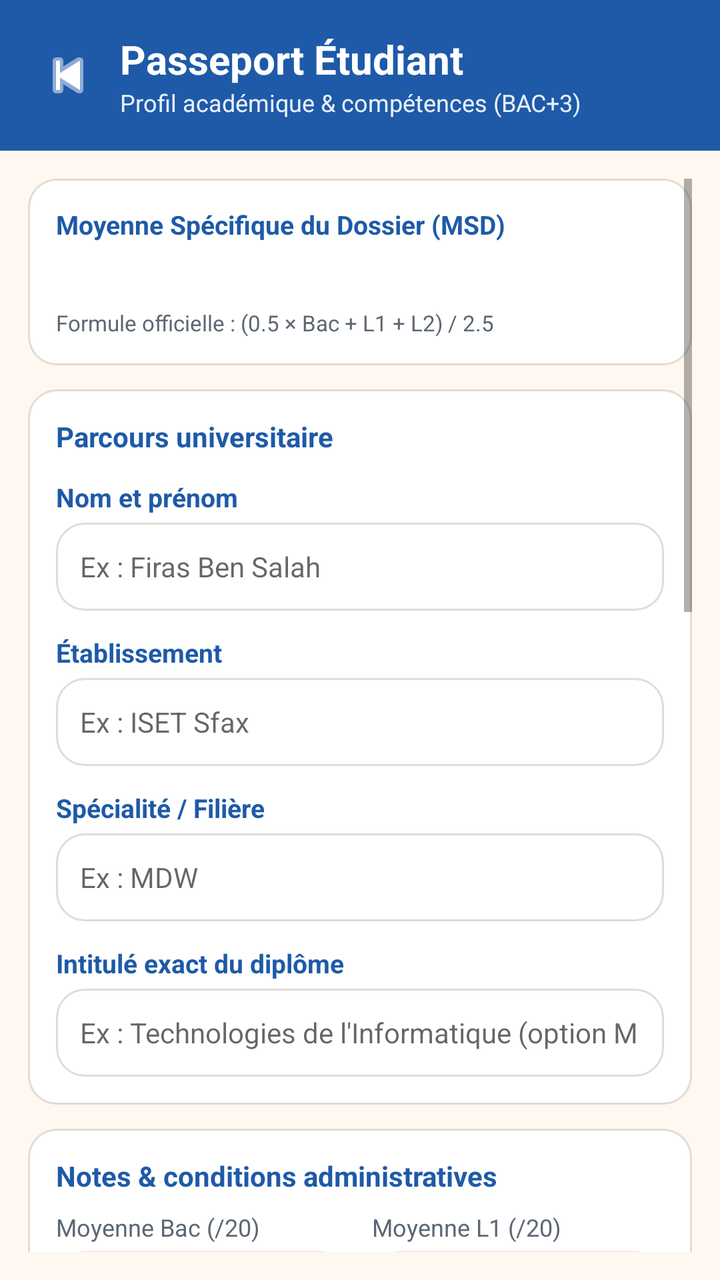
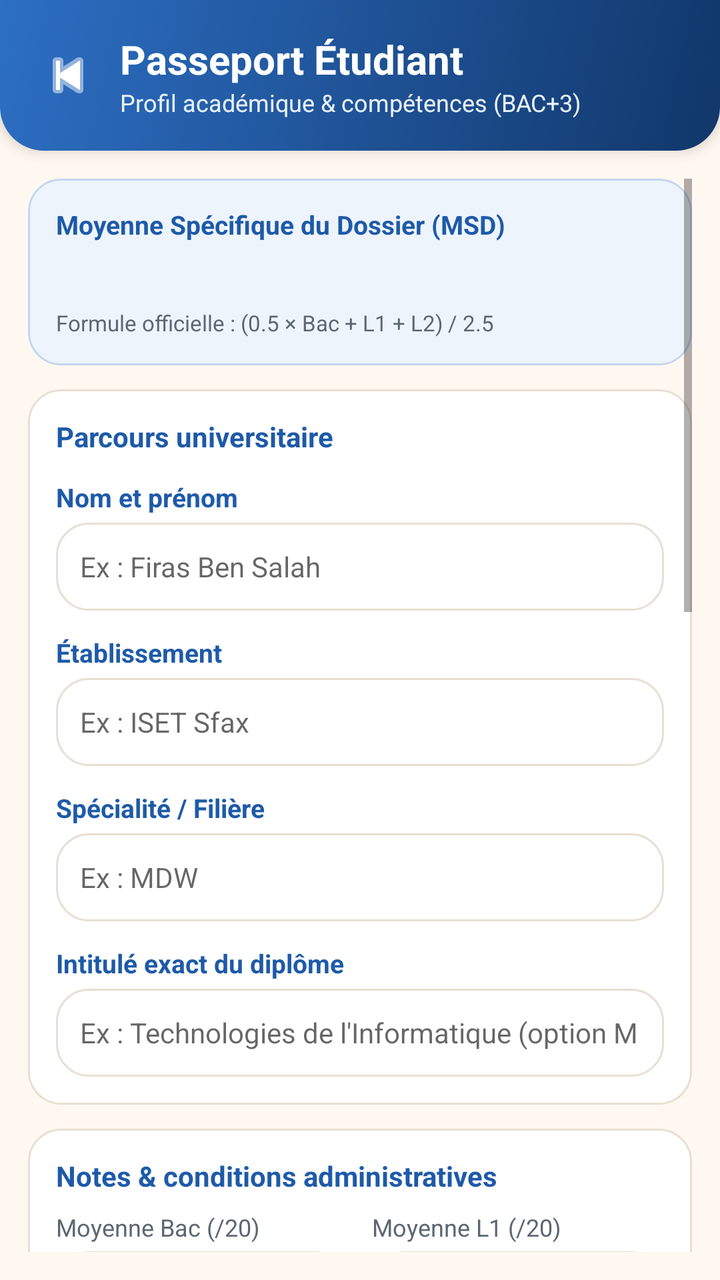

Compare the two renders of this Android layout. The source of the first and the diff that turns it into the second are given below.
<!-- AndroidManifest.xml: application theme Theme.Forsa -->
<!-- res/layout/activity_passport.xml -->
<?xml version="1.0" encoding="utf-8"?>
<LinearLayout xmlns:android="http://schemas.android.com/apk/res/android"
    android:layout_width="match_parent"
    android:layout_height="match_parent"
    android:background="@color/color_background"
    android:orientation="vertical">

    
    <LinearLayout
        android:layout_width="match_parent"
        android:layout_height="wrap_content"
        android:background="@color/color_primary"
        android:gravity="center_vertical"
        android:orientation="horizontal"
        android:padding="16dp">

        <ImageButton
            android:id="@+id/btnBackPassport"
            android:layout_width="36dp"
            android:layout_height="36dp"
            android:background="?attr/selectableItemBackgroundBorderless"
            android:contentDescription="@string/btn_back"
            android:src="@android:drawable/ic_media_previous"
            android:tint="@color/color_white" />

        <LinearLayout
            android:layout_width="0dp"
            android:layout_height="wrap_content"
            android:layout_marginStart="8dp"
            android:layout_weight="1"
            android:orientation="vertical">

            <TextView
                android:layout_width="wrap_content"
                android:layout_height="wrap_content"
                android:text="@string/passport_title"
                android:textColor="@color/color_white"
                android:textSize="20sp"
                android:textStyle="bold" />

            <TextView
                android:layout_width="wrap_content"
                android:layout_height="wrap_content"
                android:text="@string/passport_subtitle"
                android:textColor="@color/color_primary_light"
                android:textSize="12sp" />
        </LinearLayout>
    </LinearLayout>

    <ScrollView
        android:layout_width="match_parent"
        android:layout_height="match_parent"
        android:padding="14dp">

        <LinearLayout
            android:layout_width="match_parent"
            android:layout_height="wrap_content"
            android:orientation="vertical">

            
            <LinearLayout
                android:layout_width="match_parent"
                android:layout_height="wrap_content"
                android:background="@drawable/bg_card_rounded"
                android:orientation="vertical"
                android:padding="14dp">

                <TextView
                    android:layout_width="wrap_content"
                    android:layout_height="wrap_content"
                    android:text="@string/passport_msd_label"
                    android:textColor="@color/color_primary"
                    android:textSize="13sp"
                    android:textStyle="bold" />

                <TextView
                    android:id="@+id/tvPassportMsdPreview"
                    android:layout_width="wrap_content"
                    android:layout_height="wrap_content"
                    android:layout_marginTop="4dp"
                    android:textColor="@color/color_text_primary"
                    android:textSize="20sp"
                    android:textStyle="bold" />

                <TextView
                    android:layout_width="wrap_content"
                    android:layout_height="wrap_content"
                    android:layout_marginTop="2dp"
                    android:text="@string/passport_msd_formula"
                    android:textColor="@color/color_text_secondary"
                    android:textSize="11sp" />
            </LinearLayout>

            
            <LinearLayout
                android:layout_width="match_parent"
                android:layout_height="wrap_content"
                android:layout_marginTop="12dp"
                android:background="@drawable/bg_card_rounded"
                android:orientation="vertical"
                android:padding="14dp">

                <TextView
                    android:layout_width="wrap_content"
                    android:layout_height="wrap_content"
                    android:text="@string/passport_section_identity"
                    android:textColor="@color/color_primary"
                    android:textSize="14sp"
                    android:textStyle="bold" />

                <TextView
                    style="@style/ForsaSectionLabel"
                    android:layout_width="wrap_content"
                    android:layout_height="wrap_content"
                    android:text="@string/passport_label_name" />

                <EditText
                    android:id="@+id/etStudentName"
                    android:layout_width="match_parent"
                    android:layout_height="44dp"
                    android:background="@drawable/bg_card_rounded"
                    android:hint="@string/passport_hint_name"
                    android:inputType="textPersonName"
                    android:paddingStart="12dp"
                    android:paddingEnd="12dp"
                    android:textSize="14sp" />

                <TextView
                    style="@style/ForsaSectionLabel"
                    android:layout_width="wrap_content"
                    android:layout_height="wrap_content"
                    android:text="@string/passport_label_institution" />

                <EditText
                    android:id="@+id/etInstitution"
                    android:layout_width="match_parent"
                    android:layout_height="44dp"
                    android:background="@drawable/bg_card_rounded"
                    android:hint="@string/passport_hint_institution"
                    android:inputType="text"
                    android:paddingStart="12dp"
                    android:paddingEnd="12dp"
                    android:textSize="14sp" />

                <TextView
                    style="@style/ForsaSectionLabel"
                    android:layout_width="wrap_content"
                    android:layout_height="wrap_content"
                    android:text="@string/passport_label_specialization" />

                <EditText
                    android:id="@+id/etSpecialization"
                    android:layout_width="match_parent"
                    android:layout_height="44dp"
                    android:background="@drawable/bg_card_rounded"
                    android:hint="@string/passport_hint_specialization"
                    android:inputType="text"
                    android:paddingStart="12dp"
                    android:paddingEnd="12dp"
                    android:textSize="14sp" />

                <TextView
                    style="@style/ForsaSectionLabel"
                    android:layout_width="wrap_content"
                    android:layout_height="wrap_content"
                    android:text="@string/passport_label_exact_degree" />

                <EditText
                    android:id="@+id/etExactDegree"
                    android:layout_width="match_parent"
                    android:layout_height="44dp"
                    android:background="@drawable/bg_card_rounded"
                    android:hint="@string/passport_hint_exact_degree"
                    android:inputType="text"
                    android:paddingStart="12dp"
                    android:paddingEnd="12dp"
                    android:textSize="14sp" />
            </LinearLayout>

            
            <LinearLayout
                android:layout_width="match_parent"
                android:layout_height="wrap_content"
                android:layout_marginTop="12dp"
                android:background="@drawable/bg_card_rounded"
                android:orientation="vertical"
                android:padding="14dp">

                <TextView
                    android:layout_width="wrap_content"
                    android:layout_height="wrap_content"
                    android:text="@string/passport_section_grades"
                    android:textColor="@color/color_primary"
                    android:textSize="14sp"
                    android:textStyle="bold" />

                <LinearLayout
                    android:layout_width="match_parent"
                    android:layout_height="wrap_content"
                    android:layout_marginTop="8dp"
                    android:orientation="horizontal">

                    <LinearLayout
                        android:layout_width="0dp"
                        android:layout_height="wrap_content"
                        android:layout_marginEnd="6dp"
                        android:layout_weight="1"
                        android:orientation="vertical">

                        <TextView
                            android:layout_width="wrap_content"
                            android:layout_height="wrap_content"
                            android:text="@string/passport_label_bac"
                            android:textColor="@color/color_text_secondary"
                            android:textSize="12sp" />

                        <EditText
                            android:id="@+id/etBacAverage"
                            android:layout_width="match_parent"
                            android:layout_height="44dp"
                            android:layout_marginTop="4dp"
                            android:background="@drawable/bg_card_rounded"
                            android:hint="@string/passport_hint_grade"
                            android:inputType="numberDecimal"
                            android:paddingStart="10dp"
                            android:paddingEnd="10dp"
                            android:textSize="14sp" />
                    </LinearLayout>

                    <LinearLayout
                        android:layout_width="0dp"
                        android:layout_height="wrap_content"
                        android:layout_marginStart="6dp"
                        android:layout_weight="1"
                        android:orientation="vertical">

                        <TextView
                            android:layout_width="wrap_content"
                            android:layout_height="wrap_content"
                            android:text="@string/passport_label_l1"
                            android:textColor="@color/color_text_secondary"
                            android:textSize="12sp" />

                        <EditText
                            android:id="@+id/etL1Average"
                            android:layout_width="match_parent"
                            android:layout_height="44dp"
                            android:layout_marginTop="4dp"
                            android:background="@drawable/bg_card_rounded"
                            android:hint="@string/passport_hint_grade"
                            android:inputType="numberDecimal"
                            android:paddingStart="10dp"
                            android:paddingEnd="10dp"
                            android:textSize="14sp" />
                    </LinearLayout>
                </LinearLayout>

                <LinearLayout
                    android:layout_width="match_parent"
                    android:layout_height="wrap_content"
                    android:layout_marginTop="10dp"
                    android:orientation="horizontal">

                    <LinearLayout
                        android:layout_width="0dp"
                        android:layout_height="wrap_content"
                        android:layout_marginEnd="6dp"
                        android:layout_weight="1"
                        android:orientation="vertical">

                        <TextView
                            android:layout_width="wrap_content"
                            android:layout_height="wrap_content"
                            android:text="@string/passport_label_l2"
                            android:textColor="@color/color_text_secondary"
                            android:textSize="12sp" />

                        <EditText
                            android:id="@+id/etL2Average"
                            android:layout_width="match_parent"
                            android:layout_height="44dp"
                            android:layout_marginTop="4dp"
                            android:background="@drawable/bg_card_rounded"
                            android:hint="@string/passport_hint_grade"
                            android:inputType="numberDecimal"
                            android:paddingStart="10dp"
                            android:paddingEnd="10dp"
                            android:textSize="14sp" />
                    </LinearLayout>

                    <LinearLayout
                        android:layout_width="0dp"
                        android:layout_height="wrap_content"
                        android:layout_marginStart="6dp"
                        android:layout_weight="1"
                        android:orientation="vertical">

                        <TextView
                            android:layout_width="wrap_content"
                            android:layout_height="wrap_content"
                            android:text="@string/passport_label_l3"
                            android:textColor="@color/color_text_secondary"
                            android:textSize="12sp" />

                        <EditText
                            android:id="@+id/etL3Average"
                            android:layout_width="match_parent"
                            android:layout_height="44dp"
                            android:layout_marginTop="4dp"
                            android:background="@drawable/bg_card_rounded"
                            android:hint="@string/passport_hint_grade_opt"
                            android:inputType="numberDecimal"
                            android:paddingStart="10dp"
                            android:paddingEnd="10dp"
                            android:textSize="14sp" />
                    </LinearLayout>
                </LinearLayout>

                <LinearLayout
                    android:layout_width="match_parent"
                    android:layout_height="wrap_content"
                    android:layout_marginTop="10dp"
                    android:orientation="horizontal">

                    <LinearLayout
                        android:layout_width="0dp"
                        android:layout_height="wrap_content"
                        android:layout_marginEnd="6dp"
                        android:layout_weight="1"
                        android:orientation="vertical">

                        <TextView
                            android:layout_width="wrap_content"
                            android:layout_height="wrap_content"
                            android:text="@string/passport_label_age"
                            android:textColor="@color/color_text_secondary"
                            android:textSize="12sp" />

                        <EditText
                            android:id="@+id/etAgeSept2027"
                            android:layout_width="match_parent"
                            android:layout_height="44dp"
                            android:layout_marginTop="4dp"
                            android:background="@drawable/bg_card_rounded"
                            android:hint="@string/passport_hint_age"
                            android:inputType="number"
                            android:paddingStart="10dp"
                            android:paddingEnd="10dp"
                            android:textSize="14sp" />
                    </LinearLayout>

                    <LinearLayout
                        android:layout_width="0dp"
                        android:layout_height="wrap_content"
                        android:layout_marginStart="6dp"
                        android:layout_weight="1"
                        android:orientation="vertical">

                        <TextView
                            android:layout_width="wrap_content"
                            android:layout_height="wrap_content"
                            android:text="@string/passport_label_repeats"
                            android:textColor="@color/color_text_secondary"
                            android:textSize="12sp" />

                        <EditText
                            android:id="@+id/etYearsRepeated"
                            android:layout_width="match_parent"
                            android:layout_height="44dp"
                            android:layout_marginTop="4dp"
                            android:background="@drawable/bg_card_rounded"
                            android:hint="0"
                            android:inputType="number"
                            android:paddingStart="10dp"
                            android:paddingEnd="10dp"
                            android:textSize="14sp" />
                    </LinearLayout>
                </LinearLayout>

                <CheckBox
                    android:id="@+id/cbHadInterruption"
                    android:layout_width="wrap_content"
                    android:layout_height="wrap_content"
                    android:layout_marginTop="8dp"
                    android:text="@string/passport_cb_interruption"
                    android:textColor="@color/color_text_primary"
                    android:textSize="13sp" />
            </LinearLayout>

            
            <LinearLayout
                android:layout_width="match_parent"
                android:layout_height="wrap_content"
                android:layout_marginTop="12dp"
                android:background="@drawable/bg_card_rounded"
                android:orientation="vertical"
                android:padding="14dp">

                <TextView
                    android:layout_width="wrap_content"
                    android:layout_height="wrap_content"
                    android:text="@string/passport_section_skills"
                    android:textColor="@color/color_primary"
                    android:textSize="14sp"
                    android:textStyle="bold" />

                <HorizontalScrollView
                    android:layout_width="match_parent"
                    android:layout_height="wrap_content"
                    android:layout_marginTop="8dp"
                    android:scrollbars="none">

                    <LinearLayout
                        android:id="@+id/llSkillChipsRow1"
                        android:layout_width="wrap_content"
                        android:layout_height="wrap_content"
                        android:orientation="horizontal" />
                </HorizontalScrollView>

                <HorizontalScrollView
                    android:layout_width="match_parent"
                    android:layout_height="wrap_content"
                    android:layout_marginTop="6dp"
                    android:scrollbars="none">

                    <LinearLayout
                        android:id="@+id/llSkillChipsRow2"
                        android:layout_width="wrap_content"
                        android:layout_height="wrap_content"
                        android:orientation="horizontal" />
                </HorizontalScrollView>

                <LinearLayout
                    android:layout_width="match_parent"
                    android:layout_height="wrap_content"
                    android:layout_marginTop="10dp"
                    android:gravity="center_vertical"
                    android:orientation="horizontal">

                    <EditText
                        android:id="@+id/etCustomSkill"
                        android:layout_width="0dp"
                        android:layout_height="42dp"
                        android:layout_marginEnd="8dp"
                        android:layout_weight="1"
                        android:background="@drawable/bg_card_rounded"
                        android:hint="@string/passport_hint_custom_skill"
                        android:inputType="text"
                        android:paddingStart="10dp"
                        android:paddingEnd="10dp"
                        android:textSize="13sp" />

                    <Button
                        android:id="@+id/btnAddCustomSkill"
                        android:layout_width="wrap_content"
                        android:layout_height="42dp"
                        android:backgroundTint="@color/color_primary"
                        android:text="@string/passport_btn_add_skill"
                        android:textColor="@color/color_white"
                        android:textSize="13sp" />
                </LinearLayout>

                <CheckBox
                    android:id="@+id/cbHasDeployedProject"
                    android:layout_width="wrap_content"
                    android:layout_height="wrap_content"
                    android:layout_marginTop="8dp"
                    android:text="@string/passport_cb_deployed_project"
                    android:textColor="@color/color_text_primary"
                    android:textSize="13sp" />

                <CheckBox
                    android:id="@+id/cbHasPfe"
                    android:layout_width="wrap_content"
                    android:layout_height="wrap_content"
                    android:text="@string/passport_cb_pfe"
                    android:textColor="@color/color_text_primary"
                    android:textSize="13sp" />
            </LinearLayout>

            
            <LinearLayout
                android:layout_width="match_parent"
                android:layout_height="wrap_content"
                android:layout_marginTop="12dp"
                android:background="@drawable/bg_card_rounded"
                android:orientation="vertical"
                android:padding="14dp">

                <TextView
                    android:layout_width="wrap_content"
                    android:layout_height="wrap_content"
                    android:text="@string/passport_section_preferences"
                    android:textColor="@color/color_primary"
                    android:textSize="14sp"
                    android:textStyle="bold" />

                <TextView
                    style="@style/ForsaSectionLabel"
                    android:layout_width="wrap_content"
                    android:layout_height="wrap_content"
                    android:text="@string/passport_label_destination" />

                <Spinner
                    android:id="@+id/spDestination"
                    android:layout_width="match_parent"
                    android:layout_height="44dp"
                    android:background="@drawable/bg_card_rounded"
                    android:paddingStart="8dp"
                    android:paddingEnd="8dp" />

                <TextView
                    style="@style/ForsaSectionLabel"
                    android:layout_width="wrap_content"
                    android:layout_height="wrap_content"
                    android:text="@string/passport_label_language" />

                <Spinner
                    android:id="@+id/spStudyLanguage"
                    android:layout_width="match_parent"
                    android:layout_height="44dp"
                    android:background="@drawable/bg_card_rounded"
                    android:paddingStart="8dp"
                    android:paddingEnd="8dp" />

                <CheckBox
                    android:id="@+id/cbNeedsFunding"
                    android:layout_width="wrap_content"
                    android:layout_height="wrap_content"
                    android:layout_marginTop="8dp"
                    android:text="@string/passport_cb_funding"
                    android:textColor="@color/color_text_primary"
                    android:textSize="13sp" />
            </LinearLayout>

            <Button
                android:id="@+id/btnSavePassport"
                android:layout_width="match_parent"
                android:layout_height="50dp"
                android:layout_marginTop="16dp"
                android:layout_marginBottom="20dp"
                android:backgroundTint="@color/color_primary"
                android:text="@string/passport_btn_save"
                android:textColor="@color/color_white"
                android:textSize="15sp"
                android:textStyle="bold" />

        </LinearLayout>
    </ScrollView>

</LinearLayout>
<!-- resources referenced by this layout -->
<resources>
  <color name="color_background">#FFF8F0</color>
  <color name="color_primary">#1E5AA8</color>
  <color name="color_primary_light">#E8F0FA</color>
  <color name="color_text_primary">#1C2430</color>
  <color name="color_text_secondary">#5C6773</color>
  <color name="color_white">#FFFFFF</color>
  <!-- drawable bg_card_rounded (drawable) -->
  <?xml version="1.0" encoding="utf-8"?>
  <shape xmlns:android="http://schemas.android.com/apk/res/android"
      android:shape="rectangle">
      <solid android:color="@color/color_surface" />
      <corners android:radius="14dp" />
      <stroke
          android:width="1dp"
          android:color="@color/color_border" />
  </shape>
  <string name="btn_back">Retour</string>
  <string name="passport_btn_add_skill">+ Ajouter</string>
  <string name="passport_hint_age">Ex : 22</string>
  <string name="passport_hint_grade">Ex : 13.50</string>
  <string name="passport_hint_grade_opt">Optionnel</string>
  <string name="passport_label_age">Âge au 01/09/2027</string>
  <string name="passport_label_bac">Moyenne Bac (/20)</string>
  <string name="passport_label_l1">Moyenne L1 (/20)</string>
  <string name="passport_label_l2">Moyenne L2 (/20)</string>
  <string name="passport_label_name">Nom et prénom</string>
  <string name="passport_title">Passeport Étudiant</string>
  <style name="Theme.Forsa" parent="Theme.MaterialComponents.Light.NoActionBar">
          <item name="colorPrimary">@color/color_primary</item>
          <item name="colorPrimaryVariant">@color/color_primary_dark</item>
          <item name="colorOnPrimary">@color/color_white</item>
          <item name="colorSecondary">@color/color_eligible</item>
          <item name="colorOnSecondary">@color/color_white</item>
          <item name="colorError">@color/color_accent_red</item>
          <item name="android:windowBackground">@color/color_background</item>
          <item name="android:statusBarColor">@color/color_primary_dark</item>
      </style>
  <color name="color_surface">#FFFFFF</color>
  <color name="color_border">#E3DCD2</color>
  <color name="color_primary_dark">#143F78</color>
  <color name="color_eligible">#2E9E6B</color>
  <color name="color_accent_red">#D32F2F</color>
  <!-- unchanged entries left out for length: 25 -->
</resources>

<!-- the commit's change to res/layout/activity_passport.xml (unified diff, before → after) -->
@@ -1,5 +1,6 @@
 <?xml version="1.0" encoding="utf-8"?>
 <LinearLayout xmlns:android="http://schemas.android.com/apk/res/android"
+    xmlns:app="http://schemas.android.com/apk/res-auto"
     android:layout_width="match_parent"
     android:layout_height="match_parent"
     android:background="@color/color_background"
@@ -9,7 +10,8 @@
     <LinearLayout
         android:layout_width="match_parent"
         android:layout_height="wrap_content"
-        android:background="@color/color_primary"
+        android:background="@drawable/bg_header_curved"
+        android:elevation="4dp"
         android:gravity="center_vertical"
         android:orientation="horizontal"
         android:padding="16dp">
@@ -21,7 +23,7 @@
             android:background="?attr/selectableItemBackgroundBorderless"
             android:contentDescription="@string/btn_back"
             android:src="@android:drawable/ic_media_previous"
-            android:tint="@color/color_white" />
+            app:tint="@color/color_white" />
 
         <LinearLayout
             android:layout_width="0dp"
@@ -61,7 +63,7 @@
             <LinearLayout
                 android:layout_width="match_parent"
                 android:layout_height="wrap_content"
-                android:background="@drawable/bg_card_rounded"
+                android:background="@drawable/bg_msd_highlight"
                 android:orientation="vertical"
                 android:padding="14dp">
 
<!-- resource entries referenced after the edit -->
@@ -11,10 +11,33 @@
   <shape xmlns:android="http://schemas.android.com/apk/res/android"
       android:shape="rectangle">
       <solid android:color="@color/color_surface" />
-      <corners android:radius="14dp" />
+      <corners android:radius="16dp" />
       <stroke
           android:width="1dp"
           android:color="@color/color_border" />
+  </shape>
+  <!-- drawable bg_header_curved (drawable) -->
+  <?xml version="1.0" encoding="utf-8"?>
+  <shape xmlns:android="http://schemas.android.com/apk/res/android"
+      android:shape="rectangle">
+      <gradient
+          android:angle="135"
+          android:endColor="@color/color_primary_gradient_end"
+          android:startColor="@color/color_primary_dark"
+          android:type="linear" />
+      <corners
+          android:bottomLeftRadius="22dp"
+          android:bottomRightRadius="22dp" />
+  </shape>
+  <!-- drawable bg_msd_highlight (drawable) -->
+  <?xml version="1.0" encoding="utf-8"?>
+  <shape xmlns:android="http://schemas.android.com/apk/res/android"
+      android:shape="rectangle">
+      <solid android:color="@color/color_primary_tint" />
+      <corners android:radius="16dp" />
+      <stroke
+          android:width="1dp"
+          android:color="@color/color_primary_border" />
   </shape>
   <string name="btn_back">Retour</string>
   <string name="passport_btn_add_skill">+ Ajouter</string>
@@ -36,12 +59,28 @@
           <item name="colorError">@color/color_accent_red</item>
           <item name="android:windowBackground">@color/color_background</item>
           <item name="android:statusBarColor">@color/color_primary_dark</item>
+          <item name="android:navigationBarColor">@color/color_surface</item>
+          <item name="materialButtonStyle">@style/ForsaPrimaryButton</item>
+          <item name="materialButtonOutlinedStyle">@style/ForsaOutlinedButton</item>
       </style>
   <color name="color_surface">#FFFFFF</color>
-  <color name="color_border">#E3DCD2</color>
-  <color name="color_primary_dark">#143F78</color>
+  <color name="color_border">#E8DFD3</color>
+  <color name="color_primary_gradient_end">#2D6FC4</color>
+  <color name="color_primary_dark">#11376A</color>
+  <color name="color_primary_tint">#EEF4FC</color>
+  <color name="color_primary_border">#C4D7F2</color>
   <color name="color_eligible">#2E9E6B</color>
   <color name="color_accent_red">#D32F2F</color>
+  <style name="ForsaPrimaryButton" parent="Widget.MaterialComponents.Button">
+          <item name="cornerRadius">14dp</item>
+          <item name="android:textAllCaps">false</item>
+          <item name="android:letterSpacing">0.01</item>
+      </style>
+  <style name="ForsaOutlinedButton" parent="Widget.MaterialComponents.Button.OutlinedButton">
+          <item name="cornerRadius">14dp</item>
+          <item name="strokeColor">@color/color_primary_border</item>
+          <item name="android:textAllCaps">false</item>
+      </style>
   <!-- unchanged entries left out for length: 25 -->
 </resources>
 
